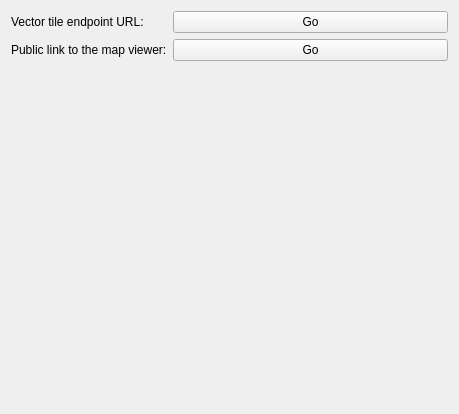
Old version of the form geoplateforme/gui/publication_creation/qwp_status.ui in the repository JulesGrillot/plugin-qgis-geoplateforme.
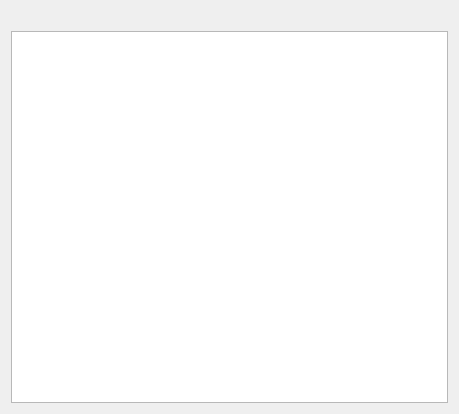
New version of the form.

Commit message: feat(publication): select offering after publication - return offering id in processings for publication - add selection of service in dashboard - update all publication wizard to store offering id

Patch:
```diff
--- a/geoplateforme/gui/publication_creation/qwp_status.ui
+++ b/geoplateforme/gui/publication_creation/qwp_status.ui
@@ -17,58 +17,21 @@
    <locale language="English" country="UnitedStates"/>
   </property>
   <layout class="QGridLayout" name="gridLayout">
-   <item row="5" column="1">
-    <widget class="QPushButton" name="btn_publication">
-     <property name="text">
-      <string>Go</string>
+   <item row="0" column="0">
+    <widget class="QLabel" name="lbl_result">
+     <property name="font">
+      <font>
+       <weight>75</weight>
+       <bold>true</bold>
+      </font>
      </property>
-    </widget>
-   </item>
-   <item row="2" column="0">
-    <widget class="QLabel" name="lbl_data">
-     <property name="sizePolicy">
-      <sizepolicy hsizetype="Fixed" vsizetype="Preferred">
-       <horstretch>0</horstretch>
-       <verstretch>0</verstretch>
-      </sizepolicy>
-     </property>
      <property name="text">
-      <string>Vector tile endpoint URL:</string>
+      <string>&lt;publication_result&gt;</string>
      </property>
     </widget>
    </item>
-   <item row="2" column="1">
-    <widget class="QPushButton" name="btn_data">
-     <property name="text">
-      <string>Go</string>
-     </property>
-    </widget>
-   </item>
-   <item row="5" column="0">
-    <widget class="QLabel" name="lbl_publication">
-     <property name="sizePolicy">
-      <sizepolicy hsizetype="Fixed" vsizetype="Preferred">
-       <horstretch>0</horstretch>
-       <verstretch>0</verstretch>
-      </sizepolicy>
-     </property>
-     <property name="text">
-      <string>Public link to the map viewer:</string>
-     </property>
-    </widget>
-   </item>
-   <item row="6" column="0">
-    <spacer name="verticalSpacer">
-     <property name="orientation">
-      <enum>Qt::Vertical</enum>
-     </property>
-     <property name="sizeHint" stdset="0">
-      <size>
-       <width>20</width>
-       <height>40</height>
-      </size>
-     </property>
-    </spacer>
+   <item row="1" column="0">
+    <widget class="QTextBrowser" name="tbw_errors"/>
    </item>
   </layout>
  </widget>
```
The commit also changes 19 other files.
